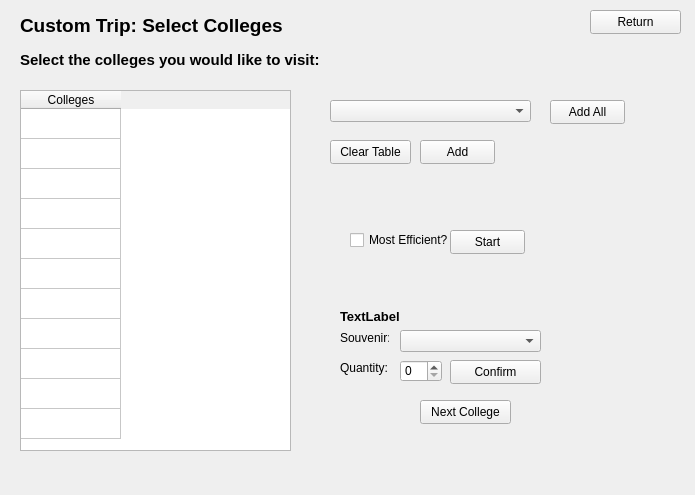
First picture: the form in CollegeTouring/customtrip.ui, repository belalzahran/CS_Project2_TheApplicants, before the edit.
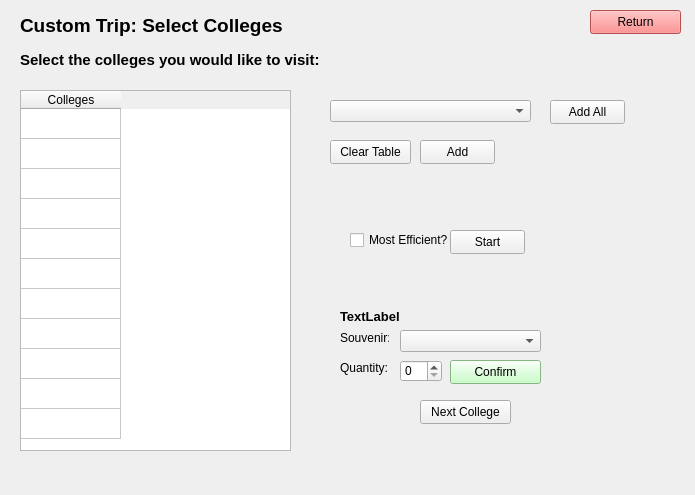
Second picture: the form after the edit.

What changed in the file:
```diff
--- a/CollegeTouring/customtrip.ui
+++ b/CollegeTouring/customtrip.ui
@@ -12,9 +12,39 @@
   </property>
   <property name="palette">
    <palette>
-    <active/>
-    <inactive/>
-    <disabled/>
+    <active>
+     <colorrole role="Text">
+      <brush brushstyle="SolidPattern">
+       <color alpha="255">
+        <red>0</red>
+        <green>0</green>
+        <blue>0</blue>
+       </color>
+      </brush>
+     </colorrole>
+    </active>
+    <inactive>
+     <colorrole role="Text">
+      <brush brushstyle="SolidPattern">
+       <color alpha="255">
+        <red>0</red>
+        <green>0</green>
+        <blue>0</blue>
+       </color>
+      </brush>
+     </colorrole>
+    </inactive>
+    <disabled>
+     <colorrole role="Text">
+      <brush brushstyle="SolidPattern">
+       <color alpha="255">
+        <red>120</red>
+        <green>120</green>
+        <blue>120</blue>
+       </color>
+      </brush>
+     </colorrole>
+    </disabled>
    </palette>
   </property>
   <property name="windowTitle">
@@ -173,6 +203,10 @@
      <height>24</height>
     </rect>
    </property>
+   <property name="styleSheet">
+    <string notr="true">color: rgb(0, 0, 0);
+background-color: rgb(255, 111, 111);</string>
+   </property>
    <property name="text">
     <string>Return</string>
    </property>
@@ -239,6 +273,10 @@
      <height>24</height>
     </rect>
    </property>
+   <property name="styleSheet">
+    <string notr="true">color: rgb(0, 0, 0);
+background-color: rgb(185, 255, 184);</string>
+   </property>
    <property name="text">
     <string>Confirm</string>
    </property>
```
Left out of the diff: 2 changed lines with no effect on the pictures.
